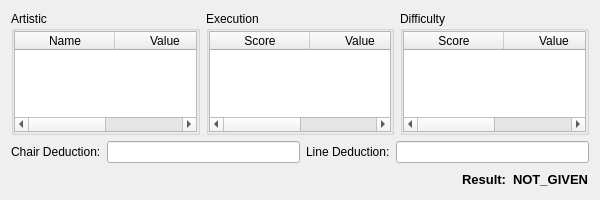
Above: modules/scoreInput/scoreeditwidget.ui from MrApe/OpenCompetition before the change. Below: the same form after it.
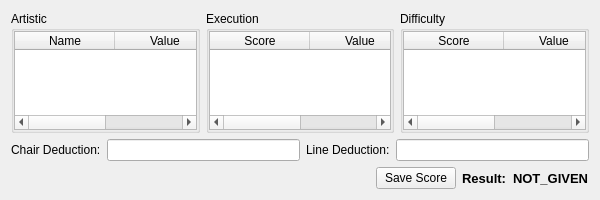
That is the form after the change. Icons and pictures are not drawn.

Commit message:
Score Input works
 + score in put is now possible and connected

```diff
--- a/modules/scoreInput/scoreeditwidget.ui
+++ b/modules/scoreInput/scoreeditwidget.ui
@@ -181,21 +181,13 @@
       </spacer>
      </item>
      <item>
-      <widget class="QWidget" name="widget" native="true">
-       <property name="sizePolicy">
-        <sizepolicy hsizetype="Fixed" vsizetype="Fixed">
-         <horstretch>0</horstretch>
-         <verstretch>0</verstretch>
-        </sizepolicy>
+      <widget class="QPushButton" name="save">
+       <property name="text">
+        <string>Save Score</string>
        </property>
-       <property name="minimumSize">
-        <size>
-         <width>20</width>
-         <height>20</height>
-        </size>
-       </property>
-       <property name="styleSheet">
-        <string notr="true">border-image: url(:/ui/icons/images/icons/arrowright_green_64_h.png);</string>
+       <property name="icon">
+        <iconset>
+         <normaloff>:/ui/icons/images/icons/arrowright_green_64.png</normaloff>:/ui/icons/images/icons/arrowright_green_64.png</iconset>
        </property>
       </widget>
      </item>
```
Left out of the diff: 6 changed lines with no effect on the pictures. The commit also changes 6 other files.
